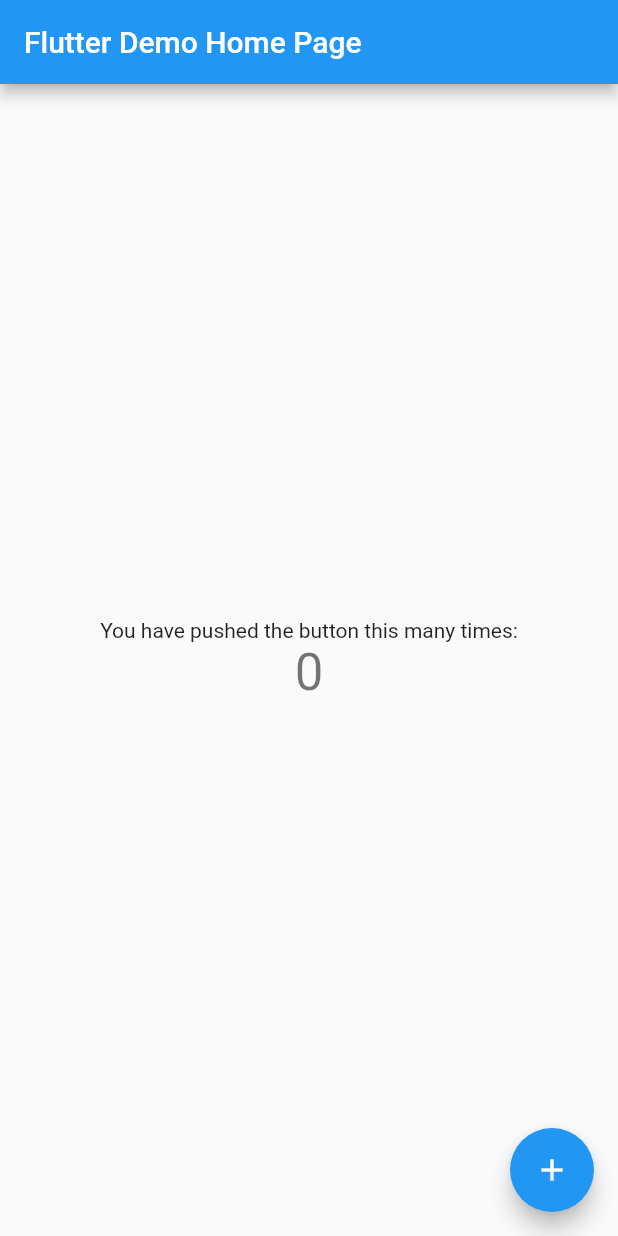
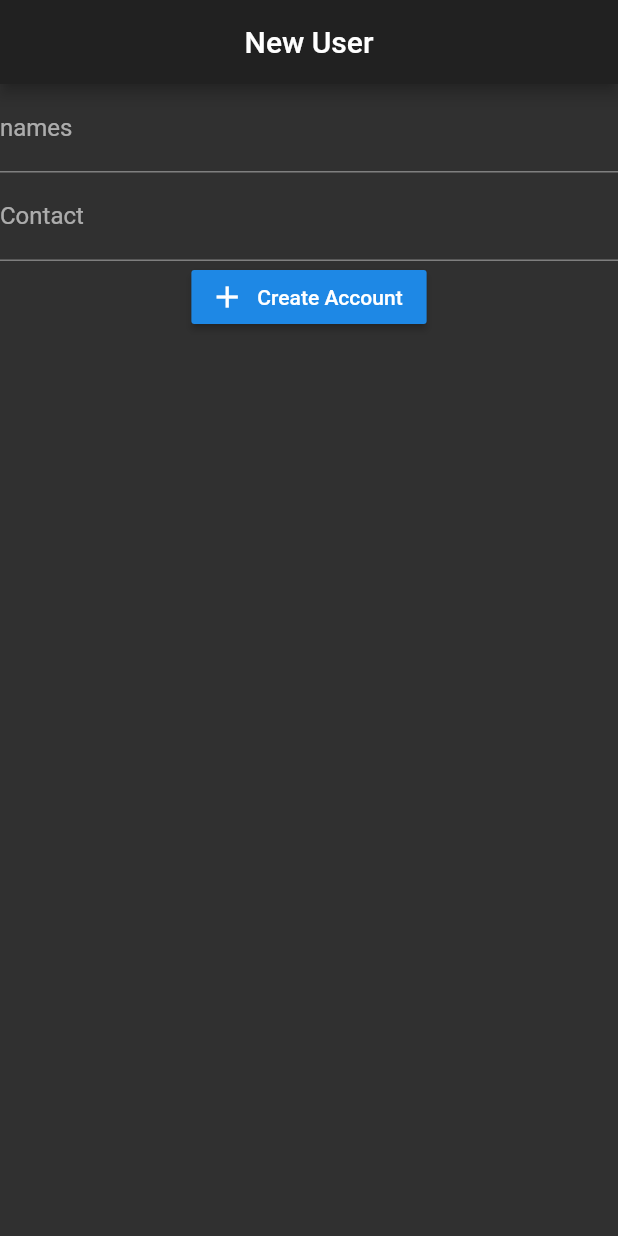
Before and after one commit to conrad96/flutter_test_app, a Flutter app: the screen it shows after launch, on a phone screen of 412 x 824 dp. Run offline on Flutter 3.47's test engine with Material 2 defaults, Android fonts, the phone set to English and light mode, and no system bars.

Commit message:
designed simple UI to add user to firebase database

```diff
--- /dev/null
+++ b/lib/add_user.dart
@@ -0,0 +1,50 @@
+import 'package:flutter/material.dart';
+
+class AddUser extends StatelessWidget
+{
+  Widget build(BuildContext context)
+  {
+    return Scaffold(
+      appBar: AppBar(
+        title: new Text('New User'),
+        centerTitle: true,
+      ),
+      body: User(),
+    );
+  }
+}
+
+class User extends StatelessWidget
+{
+  Widget build(BuildContext context)
+  {
+    var formElements = new Container(
+      child: new Column(
+        children: <Widget>[
+          new TextFormField(
+            decoration: InputDecoration(
+              labelText: 'names',
+              hintText: 'Type your names here'
+            ),
+
+          ),
+          new TextFormField(
+            decoration: InputDecoration(
+                labelText: 'Contact',
+                hintText: 'Type your phone contact here'
+            ),
+
+          ),
+          new RaisedButton.icon(onPressed: (){}, icon: Icon(Icons.add), label: Text('Create Account'))
+
+        ],
+      ),
+    );
+    var _formKey = GlobalKey<FormState>();
+
+    return Form(
+      key: _formKey,
+      child: formElements
+    );
+  }
+}
--- a/lib/main.dart
+++ b/lib/main.dart
@@ -1,111 +1,17 @@
 import 'package:flutter/material.dart';
+import 'add_user.dart';
 
-void main() => runApp(MyApp());
+void main() => runApp(ChatApp());
 
-class MyApp extends StatelessWidget {
-  // This widget is the root of your application.
-  @override
-  Widget build(BuildContext context) {
+class ChatApp extends StatelessWidget{
+
+  Widget build(BuildContext context)
+  {
     return MaterialApp(
-      title: 'Flutter Demo',
-      theme: ThemeData(
-        // This is the theme of your application.
-        //
-        // Try running your application with "flutter run". You'll see the
-        // application has a blue toolbar. Then, without quitting the app, try
-        // changing the primarySwatch below to Colors.green and then invoke
-        // "hot reload" (press "r" in the console where you ran "flutter run",
-        // or simply save your changes to "hot reload" in a Flutter IDE).
-        // Notice that the counter didn't reset back to zero; the application
-        // is not restarted.
-        primarySwatch: Colors.blue,
-      ),
-      home: MyHomePage(title: 'Flutter Demo Home Page'),
+      title: 'Chat App Firebase Demo',
+      color: Colors.redAccent,
+      home: AddUser(),
+      theme: ThemeData.dark(),
     );
   }
 }
-
-class MyHomePage extends StatefulWidget {
-  MyHomePage({Key key, this.title}) : super(key: key);
-
-  // This widget is the home page of your application. It is stateful, meaning
-  // that it has a State object (defined below) that contains fields that affect
-  // how it looks.
-
-  // This class is the configuration for the state. It holds the values (in this
-  // case the title) provided by the parent (in this case the App widget) and
-  // used by the build method of the State. Fields in a Widget subclass are
-  // always marked "final".
-
-  final String title;
-
-  @override
-  _MyHomePageState createState() => _MyHomePageState();
-}
-
-class _MyHomePageState extends State<MyHomePage> {
-  int _counter = 0;
-
-  void _incrementCounter() {
-    setState(() {
-      // This call to setState tells the Flutter framework that something has
-      // changed in this State, which causes it to rerun the build method below
-      // so that the display can reflect the updated values. If we changed
-      // _counter without calling setState(), then the build method would not be
-      // called again, and so nothing would appear to happen.
-      _counter++;
-    });
-  }
-
-  @override
-  Widget build(BuildContext context) {
-    // This method is rerun every time setState is called, for instance as done
-    // by the _incrementCounter method above.
-    //
-    // The Flutter framework has been optimized to make rerunning build methods
-    // fast, so that you can just rebuild anything that needs updating rather
-    // than having to individually change instances of widgets.
-    return Scaffold(
-      appBar: AppBar(
-        // Here we take the value from the MyHomePage object that was created by
-        // the App.build method, and use it to set our appbar title.
-        title: Text(widget.title),
-      ),
-      body: Center(
-        // Center is a layout widget. It takes a single child and positions it
-        // in the middle of the parent.
-        child: Column(
-          // Column is also layout widget. It takes a list of children and
-          // arranges them vertically. By default, it sizes itself to fit its
-          // children horizontally, and tries to be as tall as its parent.
-          //
-          // Invoke "debug painting" (press "p" in the console, choose the
-          // "Toggle Debug Paint" action from the Flutter Inspector in Android
-          // Studio, or the "Toggle Debug Paint" command in Visual Studio Code)
-          // to see the wireframe for each widget.
-          //
-          // Column has various properties to control how it sizes itself and
-          // how it positions its children. Here we use mainAxisAlignment to
-          // center the children vertically; the main axis here is the vertical
-          // axis because Columns are vertical (the cross axis would be
-          // horizontal).
-          mainAxisAlignment: MainAxisAlignment.center,
-          children: <Widget>[
-            Text(
-              'You have pushed the button this many times:',
-            ),
-            Text(
-              '$_counter',
-              style: Theme.of(context).textTheme.display1,
-            ),
-          ],
-        ),
-      ),
-      floatingActionButton: FloatingActionButton(
-        onPressed: _incrementCounter,
-        tooltip: 'Increment',
-        child: Icon(Icons.add),
-      ), // This trailing comma makes auto-formatting nicer for build methods.
-    );
-  }
-}
```
